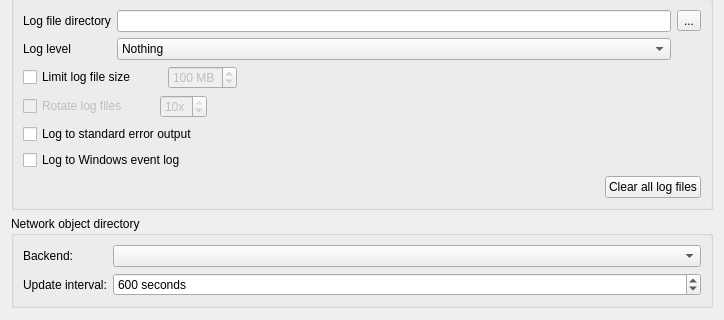
Qt form configurator/forms/GeneralConfigurationPage.ui (veyon/veyon) before a commit; both pictures show x 0 to 724 and y 142 to 462 of the 724 by 918 pixel window.
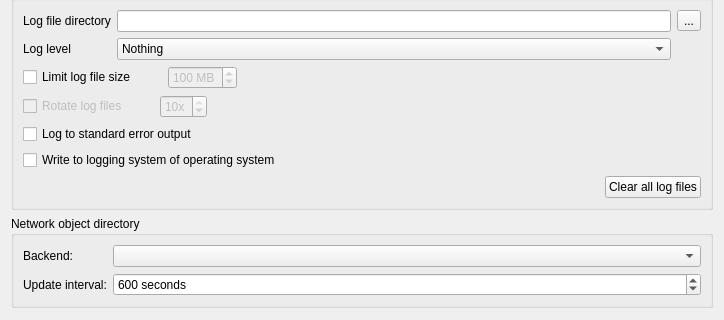
The same form after that commit. Icons and pictures are not drawn.

Commit message: Core: move platform-specific logging to PlatformCoreFunctions

```diff
--- a/configurator/forms/GeneralConfigurationPage.ui
+++ b/configurator/forms/GeneralConfigurationPage.ui
@@ -245,7 +245,7 @@
       <item>
        <widget class="QCheckBox" name="logToWindowsEventLog">
         <property name="text">
-         <string>Log to Windows event log</string>
+         <string>Write to logging system of operating system</string>
         </property>
        </widget>
       </item>
```
Left out of the diff: 2 changed lines with no effect on the pictures. The commit also changes 15 other files.
